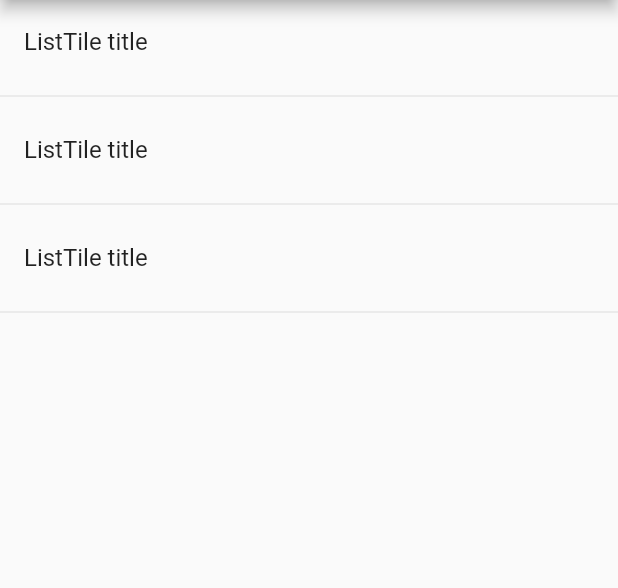
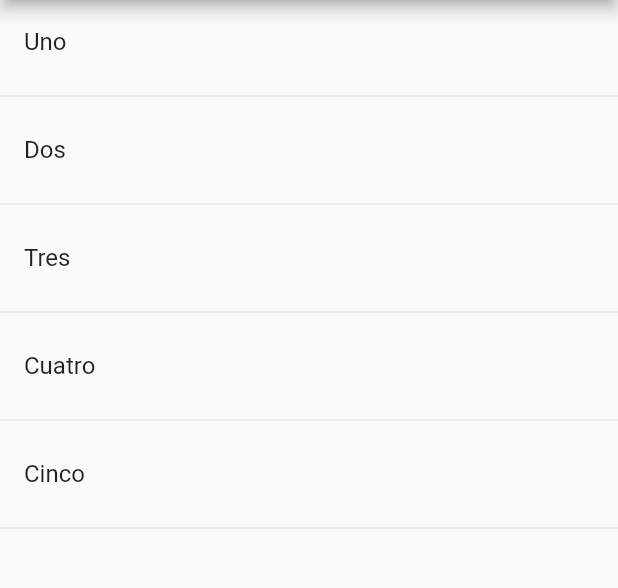
Before and after one commit to Gnico10/flutter_componentes, a Flutter app: the screen it shows after launch, on a phone screen of 412 x 824 dp, the part 84-672 px from its top. Run offline on Flutter 3.47's test engine with Material 2 defaults, Android fonts, the phone set to English and light mode, and no system bars.

Commit message:
Crear ListTiles en relación a una variable lista.

```diff
--- a/lib/src/pages/home_temp.dart
+++ b/lib/src/pages/home_temp.dart
@@ -1,6 +1,8 @@
 import 'package:flutter/material.dart';
 
 class HomePageTemp extends StatelessWidget {
+  final opciones = ['Uno', 'Dos', 'Tres', 'Cuatro', 'Cinco'];
+
   @override
   Widget build(BuildContext context) {
     return Scaffold(
@@ -8,21 +10,22 @@ class HomePageTemp extends StatelessWidget {
         title: Text('Componentes Temp'),
       ),
       body: ListView(
-        children: [
-          ListTile(
-            title: Text('ListTile title'),
-          ),
-          Divider(),
-          ListTile(
-            title: Text('ListTile title'),
-          ),
-          Divider(),
-          ListTile(
-            title: Text('ListTile title'),
-          ),
-          Divider(),
-        ],
+        children: _crearItems(),
       ),
     );
   }
+
+  List<Widget> _crearItems() {
+    List<Widget> lista = [];
+
+    for (var opt in opciones) {
+      final tempWidget = ListTile(
+        title: Text(opt),
+      );
+
+      lista..add(tempWidget)..add(Divider());
+    }
+
+    return lista;
+  }
 }
```
